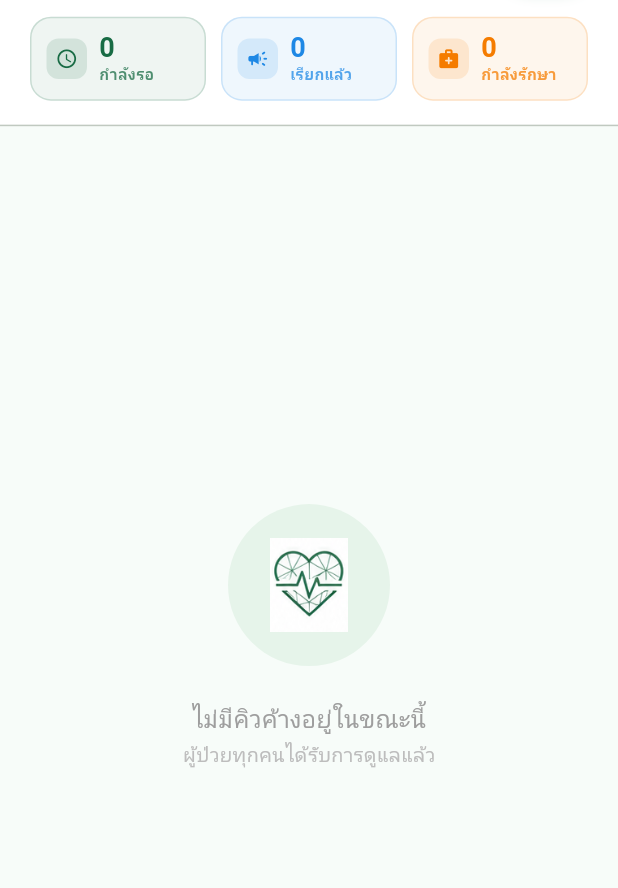
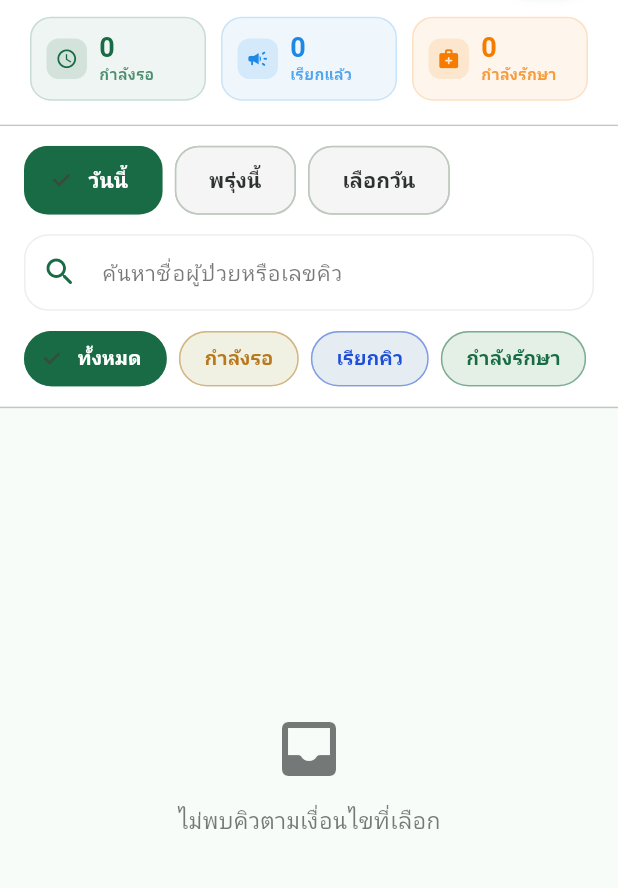
Before and after one commit to JunJun8742/healthcare-app, a Flutter app: the StaffQueueScreen screen opened directly, on a phone screen of 412 x 824 dp, the part 96-984 px from its top. Run offline on Flutter 3.47's test engine with Material 3 defaults, Android fonts, the phone set to English and light mode, and no system bars; our stand-ins replace cloud_firestore, firebase_auth, firebase_core, google_fonts, image_picker; accounts and stored records are empty; Roboto replaces fonts that are missing (Prompt).

Commit message:
feat: staff queue day filter, search, status filter chips
Co-Authored-By: Claude Fable 5 <noreply@anthropic.com>

```diff
--- a/lib/main.dart
+++ b/lib/main.dart
@@ -2535,8 +2535,44 @@ class _StaffNavigationState extends State<StaffNavigation> {
 }
 
 // Staff: Queue Management + MachineStatusCard
-class StaffQueueScreen extends StatelessWidget {
+class StaffQueueScreen extends StatefulWidget {
   const StaffQueueScreen({super.key});
+  @override
+  State<StaffQueueScreen> createState() => _StaffQueueScreenState();
+}
+
+class _StaffQueueScreenState extends State<StaffQueueScreen> {
+  DateTime selectedDay = DateTime.now();
+  String searchQuery = '';
+  String statusFilter = ''; // '' = ทั้งหมด
+  bool _isCustomDay = false;
+  String _fmtDate(DateTime d) => '${d.day.toString().padLeft(2, '0')}/${d.month.toString().padLeft(2, '0')}/${d.year + 543}';
+  bool _isSameDay(DateTime a, DateTime b) => a.year == b.year && a.month == b.month && a.day == b.day;
+
+  Widget _dayChip(String label, bool selected, VoidCallback onTap) => ChoiceChip(
+    label: Text(label, style: GoogleFonts.notoSansThai(fontWeight: FontWeight.w600, color: selected ? Colors.white : textDark)),
+    selected: selected,
+    onSelected: (_) => onTap(),
+    selectedColor: primaryGreen,
+    backgroundColor: Colors.grey.shade100,
+    padding: const EdgeInsets.symmetric(horizontal: 14, vertical: 12),
+    shape: RoundedRectangleBorder(borderRadius: BorderRadius.circular(kRadius)),
+  );
+
+  Widget _statusChip(String status) {
+    final selected = statusFilter == status;
+    final info = status.isEmpty ? null : statusInfo(status);
+    final label = status.isEmpty ? 'ทั้งหมด' : info!.label;
+    final color = status.isEmpty ? primaryGreen : info!.color;
+    return ChoiceChip(
+      label: Text(label, style: GoogleFonts.notoSansThai(fontWeight: FontWeight.w600, fontSize: 13, color: selected ? Colors.white : color)),
+      selected: selected,
+      onSelected: (_) => setState(() => statusFilter = status),
+      selectedColor: color,
+      backgroundColor: color.withValues(alpha: 0.08),
+      shape: RoundedRectangleBorder(borderRadius: BorderRadius.circular(20), side: BorderSide(color: color.withValues(alpha: 0.3))),
+    );
+  }
 
   Future<void> _update(String docId, String status, {String notes = ''}) async {
     Map<String, dynamic> data = {'status': status};
@@ -2571,11 +2607,20 @@ class StaffQueueScreen extends StatelessWidget {
       body: SafeArea(
         bottom: false,
         child: StreamBuilder<QuerySnapshot>(
-        stream: FirebaseFirestore.instance.collection('appointments').snapshots(),
+        stream: FirebaseFirestore.instance.collection('appointments').where('date', isEqualTo: _fmtDate(selectedDay)).snapshots(),
         builder: (context, snap) {
           if (snap.connectionState == ConnectionState.waiting) return const Center(child: CircularProgressIndicator(color: primaryGreen));
-          var docs = (snap.data?.docs ?? []).where((d) => !['เสร็จสิ้น', 'ยกเลิก'].contains(d['status'])).toList()
+          var allDocs = (snap.data?.docs ?? []).where((d) => !['เสร็จสิ้น', 'ยกเลิก'].contains(d['status'])).toList()
             ..sort((a, b) { final ta = a['createdAt'] as Timestamp?; final tb = b['createdAt'] as Timestamp?; if (tb == null) return -1; if (ta == null) return 1; return ta.compareTo(tb); });
+          var docs = allDocs.where((d) {
+            final m = d.data() as Map<String, dynamic>;
+            final okStatus = statusFilter.isEmpty || m['status'] == statusFilter;
+            final q = searchQuery.toLowerCase();
+            final okSearch = q.isEmpty ||
+                (m['patientName'] ?? '').toString().toLowerCase().contains(q) ||
+                (m['queueNo'] ?? '').toString().contains(q);
+            return okStatus && okSearch;
+          }).toList();
           int waiting = docs.where((d) => d['status'] == 'กำลังรอ').length;
           int calling = docs.where((d) => d['status'] == 'เรียกคิว').length;
           int treating = docs.where((d) => d['status'] == 'กำลังรักษา').length;
@@ -2615,15 +2660,66 @@ class StaffQueueScreen extends StatelessWidget {
               ]),
             ),
             const Divider(height: 1),
+            Container(
+              color: Colors.white,
+              padding: const EdgeInsets.fromLTRB(16, 12, 16, 12),
+              child: Column(crossAxisAlignment: CrossAxisAlignment.start, children: [
+                SizedBox(
+                  height: 48,
+                  child: ListView(scrollDirection: Axis.horizontal, children: [
+                    _dayChip('วันนี้', _isSameDay(selectedDay, DateTime.now()) && !_isCustomDay, () {
+                      setState(() { selectedDay = DateTime.now(); _isCustomDay = false; });
+                    }),
+                    const SizedBox(width: kGapS),
+                    _dayChip('พรุ่งนี้', _isSameDay(selectedDay, DateTime.now().add(const Duration(days: 1))) && !_isCustomDay, () {
+                      setState(() { selectedDay = DateTime.now().add(const Duration(days: 1)); _isCustomDay = false; });
+                    }),
+                    const SizedBox(width: kGapS),
+                    _dayChip(_isCustomDay ? _fmtDate(selectedDay) : 'เลือกวัน', _isCustomDay, () async {
+                      final now = DateTime.now();
+                      final picked = await showDatePicker(
+                        context: context,
+                        initialDate: selectedDay,
+                        firstDate: now.subtract(const Duration(days: 30)),
+                        lastDate: now.add(const Duration(days: 30)),
+                        locale: const Locale('th'),
+                      );
+                      if (picked != null) setState(() { selectedDay = picked; _isCustomDay = true; });
+                    }),
+                  ]),
+                ),
+                const SizedBox(height: kGapM),
+                TextField(
+                  onChanged: (v) => setState(() => searchQuery = v.trim()),
+                  style: tBody(),
+                  decoration: InputDecoration(
+                    hintText: 'ค้นหาชื่อผู้ป่วยหรือเลขคิว',
+                    hintStyle: tCaption(),
+                    prefixIcon: const Icon(Icons.search_rounded, color: primaryGreen),
+                    filled: true, fillColor: Colors.white,
+                    contentPadding: const EdgeInsets.symmetric(vertical: 14),
+                    border: OutlineInputBorder(borderRadius: BorderRadius.circular(kRadius), borderSide: BorderSide.none),
+                    enabledBorder: OutlineInputBorder(borderRadius: BorderRadius.circular(kRadius), borderSide: BorderSide(color: Colors.grey.shade200)),
+                    focusedBorder: OutlineInputBorder(borderRadius: BorderRadius.circular(kRadius), borderSide: const BorderSide(color: primaryGreen)),
+                  ),
+                ),
+                const SizedBox(height: kGapM),
+                SizedBox(
+                  height: 40,
+                  child: ListView(scrollDirection: Axis.horizontal, children: [
+                    for (final s in const ['', 'กำลังรอ', 'เรียกคิว', 'กำลังรักษา', 'เสร็จสิ้น'])
+                      Padding(
+                        padding: const EdgeInsets.only(right: kGapS),
+                        child: _statusChip(s),
+                      ),
+                  ]),
+                ),
+              ]),
+            ),
+            const Divider(height: 1),
             Expanded(
               child: docs.isEmpty
-                ? Center(child: Column(mainAxisAlignment: MainAxisAlignment.center, children: [
-                    Container(padding: const EdgeInsets.all(28), decoration: BoxDecoration(color: lightGreen, shape: BoxShape.circle), child: Image.asset('assets/hart.png', width: 52)),
-                    const SizedBox(height: 18),
-                    Text('ไม่มีคิวค้างอยู่ในขณะนี้', style: GoogleFonts.notoSansThai(color: Colors.grey.shade500, fontSize: 16, fontWeight: FontWeight.w500)),
-                    const SizedBox(height: 4),
-                    Text('ผู้ป่วยทุกคนได้รับการดูแลแล้ว', style: GoogleFonts.notoSansThai(color: Colors.grey.shade400, fontSize: 13)),
-                  ]))
+                ? const StateMessage(icon: Icons.inbox_rounded, message: 'ไม่พบคิวตามเงื่อนไขที่เลือก')
                 : ListView.builder(
                     padding: const EdgeInsets.fromLTRB(16, 16, 16, 24),
                     itemCount: docs.length,
```
